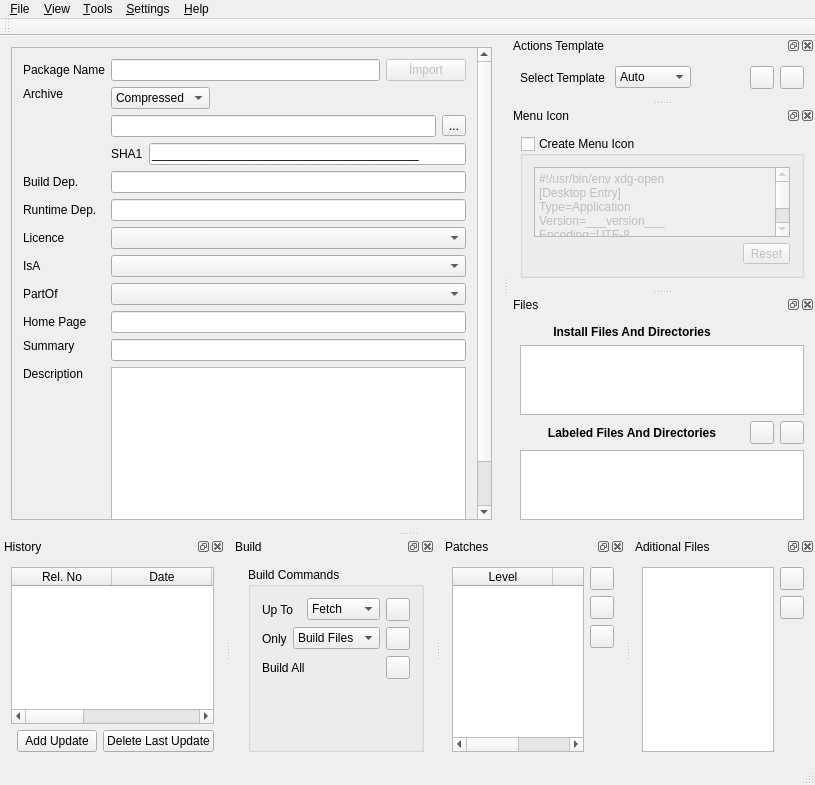
This is mainwindow.ui in huseyinkozan/PiSiDo as Qt 5 draws it before an edit. The edited form follows.
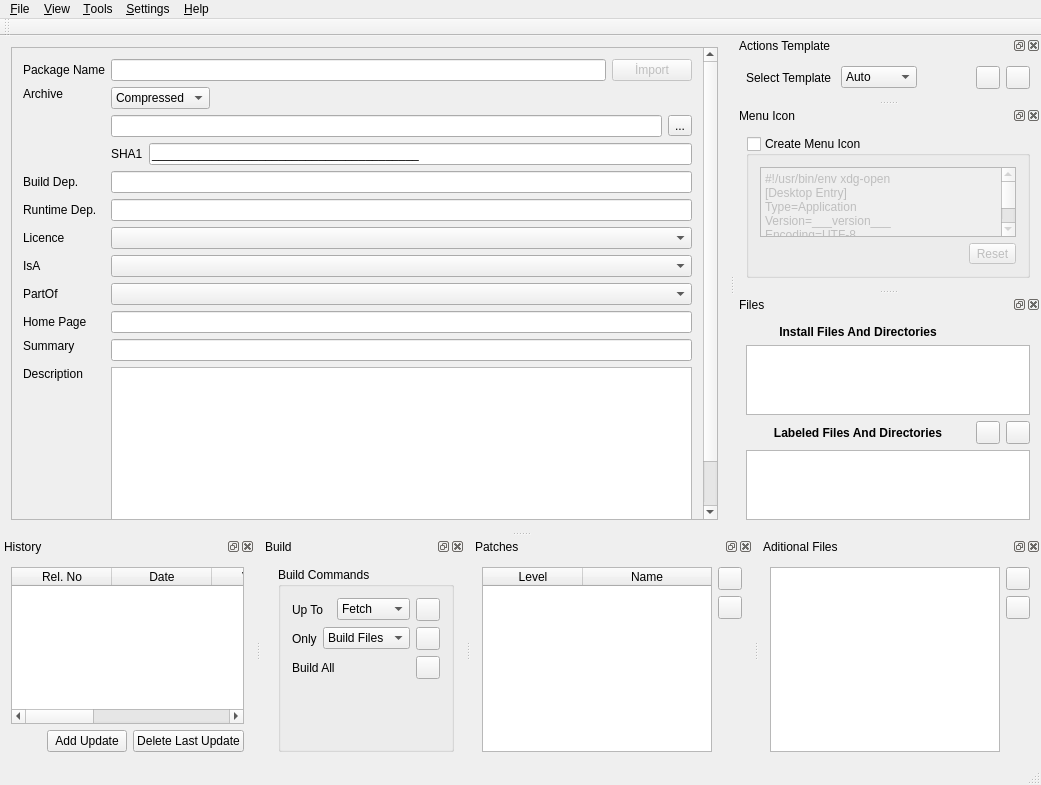
This is the edited form. Icons and pictures are not drawn. Custom widgets are drawn as their Qt base class.

Commit message: Patch window working.

```diff
--- a/mainwindow.ui
+++ b/mainwindow.ui
@@ -6,7 +6,7 @@
    <rect>
     <x>0</x>
     <y>0</y>
-    <width>815</width>
+    <width>1041</width>
     <height>785</height>
    </rect>
   </property>
@@ -31,7 +31,7 @@
         <rect>
          <x>0</x>
          <y>0</y>
-         <width>451</width>
+         <width>677</width>
          <height>530</height>
         </rect>
        </property>
@@ -300,7 +300,7 @@
     <rect>
      <x>0</x>
      <y>0</y>
-     <width>815</width>
+     <width>1041</width>
      <height>25</height>
     </rect>
    </property>
@@ -898,7 +898,7 @@
    </attribute>
    <widget class="QWidget" name="dw_patches_contents">
     <layout class="QGridLayout" name="gridLayout_8">
-     <item row="0" column="0" rowspan="4">
+     <item row="0" column="0" rowspan="3">
       <widget class="QTableWidget" name="tableW_patches">
        <property name="alternatingRowColors">
         <bool>true</bool>
@@ -936,17 +936,6 @@
        </column>
       </widget>
      </item>
-     <item row="2" column="2">
-      <widget class="QToolButton" name="tb_patch_delete">
-       <property name="text">
-        <string/>
-       </property>
-       <property name="icon">
-        <iconset resource="pisido.qrc">
-         <normaloff>:/images/delete.png</normaloff>:/images/delete.png</iconset>
-       </property>
-      </widget>
-     </item>
      <item row="0" column="2">
       <widget class="QToolButton" name="tb_patch_up">
        <property name="text">
```
The commit also changes 5 other files.
